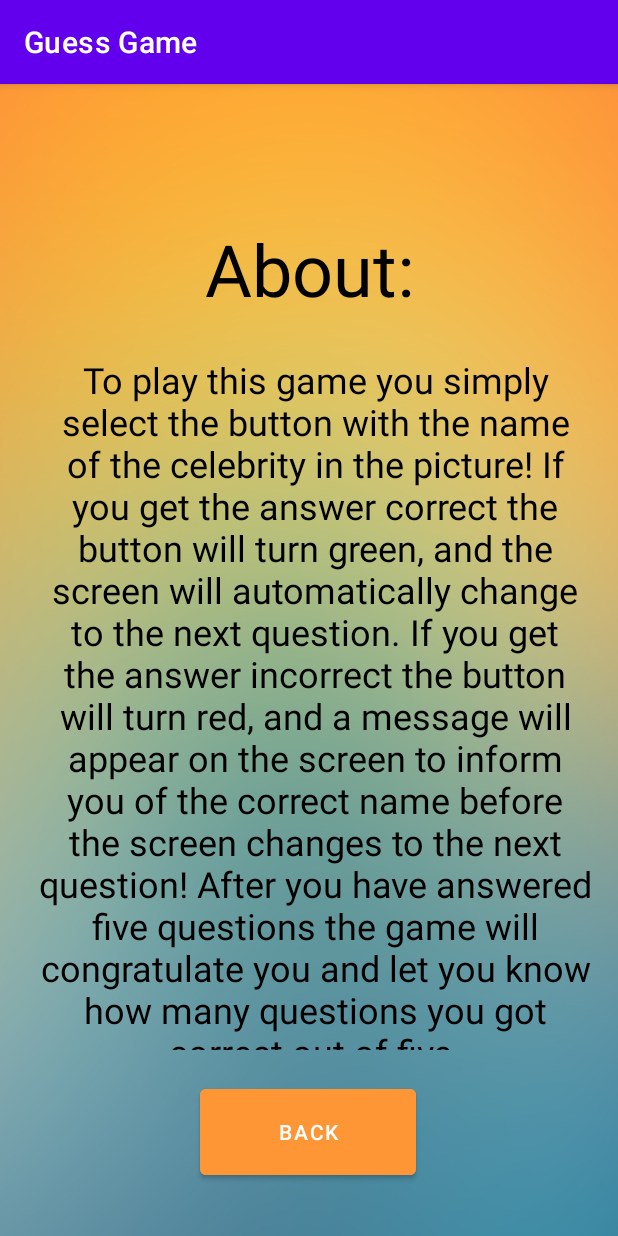
After one commit to lyndonreyjb/Celeb-Game, an Android app: the AboutScreen screen opened directly, with no data from a screen before it, on a phone screen of 412 x 824 dp. The commit adds this screen. Run offline under Robolectric (Android 15) with nearby library versions, the phone set to English and light mode, and no system bars.

Commit message:
About screen with game instructions!

```diff
--- a/app/src/main/AndroidManifest.xml
+++ b/app/src/main/AndroidManifest.xml
@@ -1,6 +1,6 @@
 <?xml version="1.0" encoding="utf-8"?>
 <manifest xmlns:android="http://schemas.android.com/apk/res/android"
-    package="com.example.guessgame" >
+    package="com.example.guessgame">
 
     <application
         android:allowBackup="true"
@@ -8,10 +8,13 @@
         android:label="@string/app_name"
         android:roundIcon="@mipmap/ic_launcher_round"
         android:supportsRtl="true"
-        android:theme="@style/Theme.GuessGame" >
+        android:theme="@style/Theme.GuessGame">
+        <activity
+            android:name=".AboutScreen"
+            android:exported="false" />
         <activity
             android:name=".MainActivity"
-            android:exported="true" >
+            android:exported="true">
             <intent-filter>
                 <action android:name="android.intent.action.MAIN" />
 
--- /dev/null
+++ b/app/src/main/java/com/example/guessgame/AboutScreen.java
@@ -0,0 +1,29 @@
+package com.example.guessgame;
+
+import androidx.appcompat.app.AppCompatActivity;
+
+import android.content.Intent;
+import android.os.Bundle;
+import android.view.View;
+import android.widget.Button;
+import android.widget.ImageView;
+
+public class AboutScreen extends AppCompatActivity {
+
+    Button btnBack;
+
+    @Override
+    protected void onCreate(Bundle savedInstanceState) {
+        super.onCreate(savedInstanceState);
+        setContentView(R.layout.activity_about_screen);
+
+        btnBack = findViewById(R.id.btnBack);
+    }
+
+    public void backButton(View view)
+    {
+        Intent intent = new Intent(this, MainActivity.class);
+        startActivity(intent);
+    }
+
+}
--- a/app/src/main/java/com/example/guessgame/MainActivity.java
+++ b/app/src/main/java/com/example/guessgame/MainActivity.java
@@ -4,6 +4,7 @@ import androidx.appcompat.app.AppCompatActivity;
 
 import android.app.AlertDialog;
 import android.content.DialogInterface;
+import android.content.Intent;
 import android.graphics.Color;
 import android.os.Bundle;
 import android.os.CountDownTimer;
@@ -22,7 +23,7 @@ import java.util.HashMap;
 public class MainActivity extends AppCompatActivity {
 
     ArrayList<String> celebNames = new ArrayList();
-    ImageView imgMain;
+    ImageView imgMain, btnAbout;
     Button btnOne, btnTwo, btnThree, btnFour, playAgain;
     HashMap<String, Integer> names = new HashMap<>();
     TextView score;
@@ -40,6 +41,7 @@ public class MainActivity extends AppCompatActivity {
         ans = 0;
 
         playAgain = findViewById(R.id.playagain);
+        btnAbout = findViewById(R.id.btnAbout);
 
         btnOne = findViewById(R.id.btnOne);
         btnTwo = findViewById(R.id.btnTwo);
@@ -186,4 +188,10 @@ public class MainActivity extends AppCompatActivity {
         start();
     }
 
+    public void AboutButton(View view) //open about window
+    {
+        Intent intent = new Intent(this, AboutScreen.class);
+        startActivity(intent);
+    }
+
 }
--- /dev/null
+++ b/app/src/main/res/layout/activity_about_screen.xml
@@ -0,0 +1,50 @@
+<?xml version="1.0" encoding="utf-8"?>
+<androidx.constraintlayout.widget.ConstraintLayout xmlns:android="http://schemas.android.com/apk/res/android"
+    xmlns:app="http://schemas.android.com/apk/res-auto"
+    xmlns:tools="http://schemas.android.com/tools"
+    android:layout_width="match_parent"
+    android:layout_height="match_parent"
+    android:background="@drawable/background"
+    tools:context=".AboutScreen">
+
+    <Button
+        android:id="@+id/btnBack"
+        android:layout_width="144dp"
+        android:layout_height="69dp"
+        android:backgroundTint="#FF9636"
+        android:onClick="backButton"
+        android:text="Back"
+        app:layout_constraintBottom_toBottomOf="parent"
+        app:layout_constraintEnd_toEndOf="parent"
+        app:layout_constraintHorizontal_bias="0.498"
+        app:layout_constraintStart_toStartOf="parent"
+        app:layout_constraintTop_toTopOf="parent"
+        app:layout_constraintVertical_bias="0.95" />
+
+    <TextView
+        android:id="@+id/txtAbout"
+        android:layout_width="wrap_content"
+        android:layout_height="wrap_content"
+        android:text="About:"
+        android:textColor="@color/black"
+        android:textSize="48sp"
+        app:layout_constraintBottom_toTopOf="@+id/txtInstructions"
+        app:layout_constraintEnd_toEndOf="parent"
+        app:layout_constraintStart_toStartOf="parent"
+        app:layout_constraintTop_toTopOf="parent"
+        app:layout_constraintVertical_bias="0.78" />
+
+    <TextView
+        android:id="@+id/txtInstructions"
+        android:layout_width="370dp"
+        android:layout_height="463dp"
+        android:layout_marginBottom="20dp"
+        android:text="To play this game you simply select the button with the name of the celebrity in the picture! If you get the answer correct the button will turn green, and the screen will automatically change to the next question. If you get the answer incorrect the button will turn red, and a message will appear on the screen to inform you of the correct name before the screen changes to the next question! After you have answered five questions the game will congratulate you and let you know how many questions you got correct out of five."
+        android:textAlignment="center"
+        android:textColor="@color/black"
+        android:textSize="24sp"
+        app:layout_constraintBottom_toTopOf="@+id/btnBack"
+        app:layout_constraintEnd_toEndOf="parent"
+        app:layout_constraintHorizontal_bias="0.609"
+        app:layout_constraintStart_toStartOf="parent" />
+</androidx.constraintlayout.widget.ConstraintLayout>
--- a/app/src/main/res/layout/activity_main.xml
+++ b/app/src/main/res/layout/activity_main.xml
@@ -67,6 +67,7 @@
         android:layout_height="wrap_content"
         android:layout_marginTop="16dp"
         android:contentDescription="TODO"
+        android:onClick="AboutButton"
         android:src="@android:drawable/ic_dialog_info"
         app:layout_constraintBottom_toTopOf="@+id/imgMain"
         app:layout_constraintEnd_toEndOf="parent"
```
